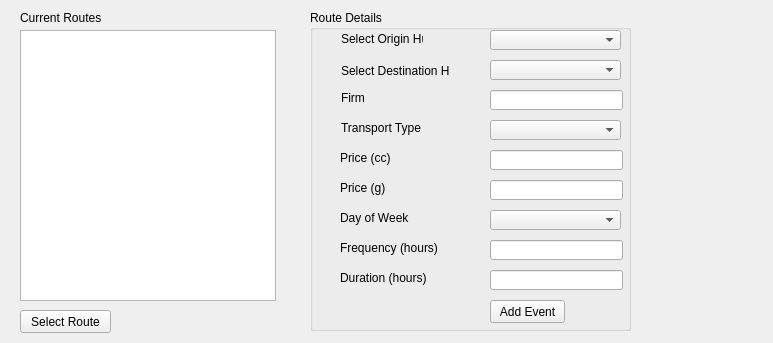
Old version of the form UI Files/KPS_TransportCostUpdate.ui in the repository maximustann/SWEN301.
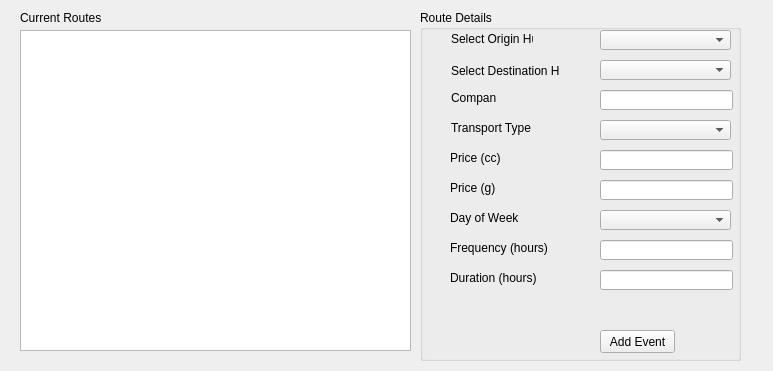
New version of the form.

What changed in the file:
```diff
--- a/UI Files/KPS_TransportCostUpdate.ui
+++ b/UI Files/KPS_TransportCostUpdate.ui
@@ -7,7 +7,7 @@
     <x>0</x>
     <y>0</y>
     <width>773</width>
-    <height>343</height>
+    <height>371</height>
    </rect>
   </property>
   <property name="windowTitle">
@@ -18,8 +18,8 @@
     <rect>
      <x>20</x>
      <y>30</y>
-     <width>256</width>
-     <height>271</height>
+     <width>391</width>
+     <height>321</height>
     </rect>
    </property>
   </widget>
@@ -36,26 +36,13 @@
     <string>Current Routes</string>
    </property>
   </widget>
-  <widget class="QPushButton" name="bt_Select_Route">
-   <property name="geometry">
-    <rect>
-     <x>20</x>
-     <y>310</y>
-     <width>91</width>
-     <height>23</height>
-    </rect>
-   </property>
-   <property name="text">
-    <string>Select Route</string>
-   </property>
-  </widget>
   <widget class="QGroupBox" name="groupBox">
    <property name="geometry">
     <rect>
-     <x>310</x>
+     <x>420</x>
      <y>10</y>
      <width>321</width>
-     <height>321</height>
+     <height>351</height>
     </rect>
    </property>
    <property name="title">
@@ -117,7 +104,7 @@
      </rect>
     </property>
     <property name="text">
-     <string>Firm</string>
+     <string>Company</string>
     </property>
    </widget>
    <widget class="QLabel" name="label_5">
@@ -196,7 +183,7 @@
     <property name="geometry">
      <rect>
       <x>180</x>
-      <y>290</y>
+      <y>320</y>
       <width>75</width>
       <height>23</height>
      </rect>
@@ -281,6 +268,19 @@
      </rect>
     </property>
    </widget>
+   <widget class="QLabel" name="errorLabel">
+    <property name="geometry">
+     <rect>
+      <x>30</x>
+      <y>290</y>
+      <width>281</width>
+      <height>20</height>
+     </rect>
+    </property>
+    <property name="text">
+     <string/>
+    </property>
+   </widget>
   </widget>
  </widget>
  <resources/>
```
Left out of the diff: 37 changed lines with no effect on the pictures.
